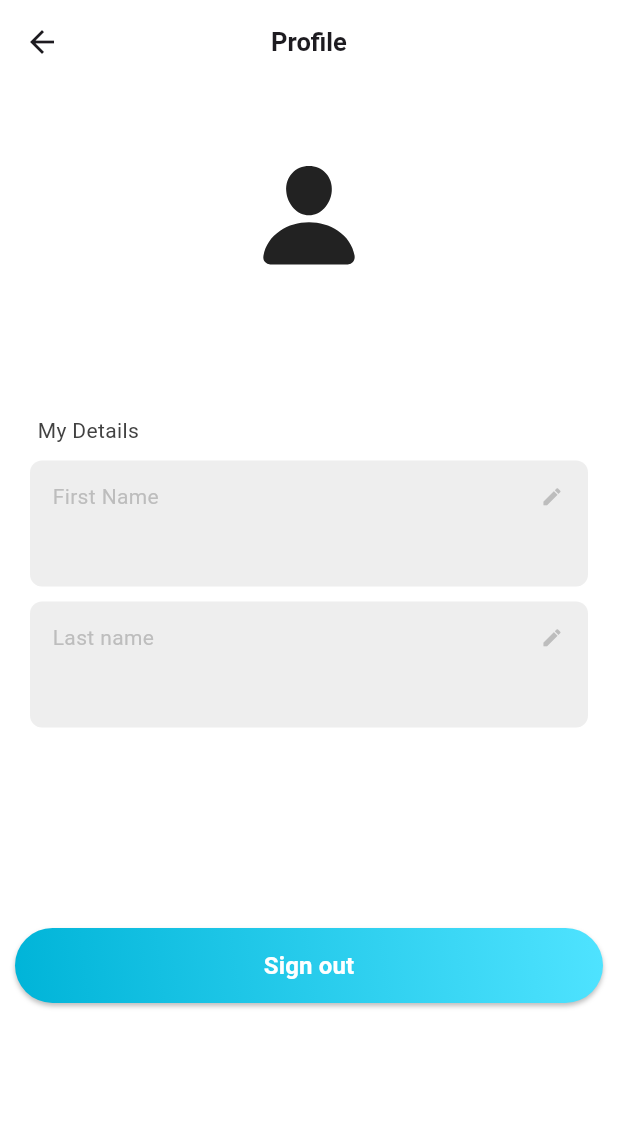
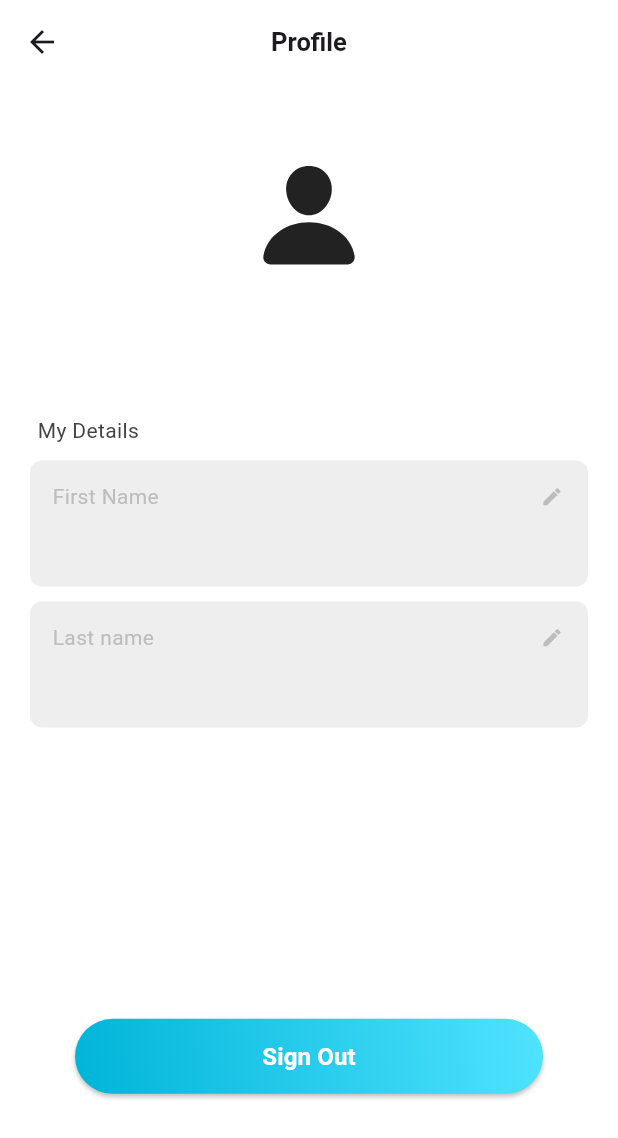
Before and after one commit to eowynnn/RemindIT, a Flutter app: the ProfilPage screen opened directly, on a phone screen of 412 x 824 dp. Shown: the top 1138 px of the screen. Run offline on Flutter 3.47's test engine with Material 3 defaults, Android fonts, the phone set to English and light mode, and no system bars; our stand-ins replace cloud_firestore, firebase_auth, firebase_core, flutter_local_notifications, flutter_svg, fluttertoast and 5 more; accounts and stored records are empty; Roboto replaces fonts that are missing (SFProText).

Commit message:
style(Button): style button logout

```diff
--- a/lib/Screen/profil_screen.dart
+++ b/lib/Screen/profil_screen.dart
@@ -137,9 +137,41 @@ class _ProfilPageState extends State<ProfilPage> {
                     onPressed: () => editField("lastName"),
                   ),
                   SizedBox(
-                    height: media.height * 0.15,
+                    height: media.height * 0.175,
                   ),
-                  RoundGradientButton(title: "Sign out", onPressed: _signOut),
+                  Padding(
+                    padding: EdgeInsets.all(50),
+                    child: Container(
+                      decoration: BoxDecoration(
+                          gradient: LinearGradient(
+                              colors: AppColors.primaryButton,
+                              begin: Alignment.bottomLeft,
+                              end: Alignment.topRight),
+                          borderRadius: BorderRadius.circular(25),
+                          boxShadow: [
+                            BoxShadow(
+                                color: Colors.black26,
+                                blurRadius: 2,
+                                offset: Offset(0, 2))
+                          ]),
+                      child: MaterialButton(
+                        onPressed: _signOut,
+                        minWidth: double.maxFinite,
+                        height: 50,
+                        shape: RoundedRectangleBorder(
+                          borderRadius: BorderRadius.circular(25),
+                        ),
+                        textColor: AppColors.textColor1,
+                        child: Text(
+                          "Sign Out",
+                          style: TextStyle(
+                              fontSize: 16,
+                              color: AppColors.whiteColor,
+                              fontWeight: FontWeight.w700),
+                        ),
+                      ),
+                    ),
+                  )
                 ],
               ),
             );
```
